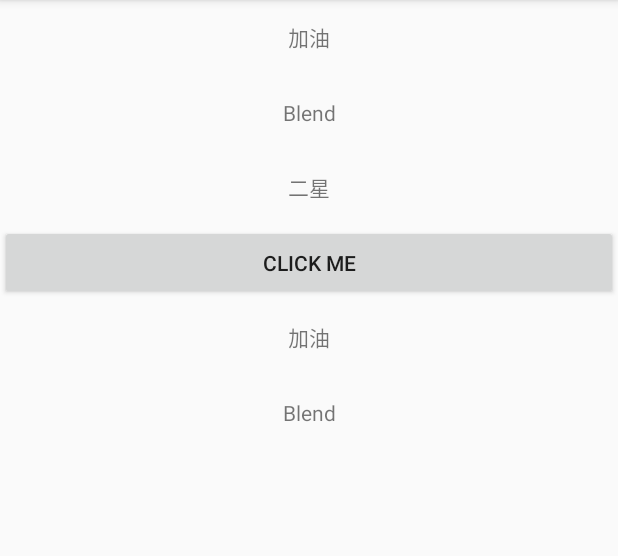
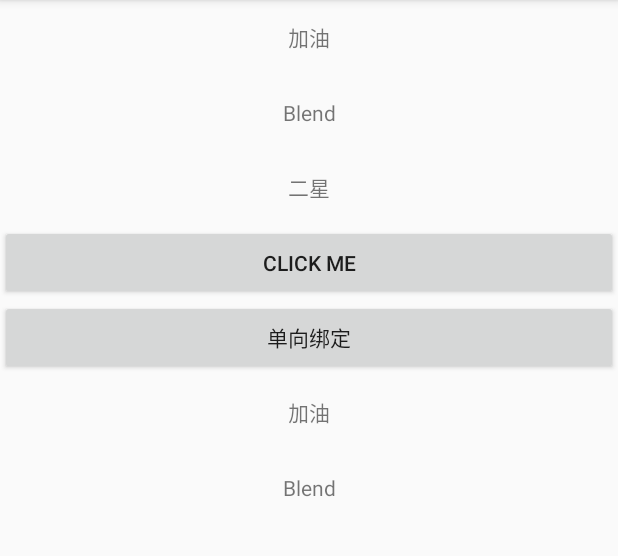
Before and after one commit to BlendGitAndroid/JetPackStudy, an Android app: the DataBindingMainActivity screen opened directly, with no data from a screen before it, on a phone screen of 412 x 824 dp, the part 84-640 px from its top. Run offline under Robolectric (Android 15) with nearby library versions, the phone set to English and light mode, and no system bars; our stand-ins replace data binding; 5 statements that could not run were skipped.

```diff
--- a/app/src/main/java/com/blend/jetpackstudy/databinding/DataBindingMainActivity.java
+++ b/app/src/main/java/com/blend/jetpackstudy/databinding/DataBindingMainActivity.java
@@ -47,14 +47,16 @@ public class DataBindingMainActivity extends AppCompatActivity {
         book.title = "加油";
         book.author = "Blend";
         book.rating = 2;
-        viewDataBinding.setVariable(BR.book, book);
+        viewDataBinding.setVariable(BR.booka, book);
         viewDataBinding.setBooka(book);
 
         // 通过DataBindingUtil将Activity与布局文件绑定，接着实例化EventHandleListener类，并将其传入布局文件，
         // 通过布局表达式，调用EventHandleListener中的方法。
-        viewDataBinding.setEventHandler(new EventHandleListener(this));
+        viewDataBinding.setEventHandlerListener(new EventHandleListener(this));
 
-        viewDataBinding.setMyPadding(100);
+        viewDataBinding.setOneWayBindingListener(new OneWayBindingListener(book, viewDataBinding));
+
+        viewDataBinding.setMyPadding(5);
 
         viewDataBinding.setNetworkImage("https://cn.bing.com/sa/simg/hpb/LaDigue_EN-CA1115245085_1920x1080.jpg");
         viewDataBinding.setLocalImage(R.drawable.ic_launcher_background);
--- a/app/src/main/java/com/blend/jetpackstudy/databinding/ImageViewBindingAdapter.java
+++ b/app/src/main/java/com/blend/jetpackstudy/databinding/ImageViewBindingAdapter.java
@@ -25,9 +25,9 @@ public class ImageViewBindingAdapter {
         imageView.setImageResource(imageResource);
     }
 
-    @BindingAdapter(value = {"image", "defaultImageResource"}, requireAll = false)
+    @BindingAdapter(value = {"image2", "defaultImageResource"}, requireAll = false)
     public static void setImage(ImageView imageView, String imageUrl, int imageResource) {
-        if (TextUtils.isEmpty(imageUrl)) {
+        if (!TextUtils.isEmpty(imageUrl)) {
             Glide.with(MyApplication.getConText()).load(imageUrl).into(imageView);
         } else {
             imageView.setImageResource(imageResource);
--- /dev/null
+++ b/app/src/main/java/com/blend/jetpackstudy/databinding/OneWayBindingListener.java
@@ -0,0 +1,22 @@
+package com.blend.jetpackstudy.databinding;
+
+import android.view.View;
+
+import androidx.databinding.library.baseAdapters.BR;
+
+public class OneWayBindingListener {
+
+    private Book mBook;
+    private ActivityDatabindingMainBinding mViewBinding;
+
+    public OneWayBindingListener(Book book, ActivityDatabindingMainBinding viewDataBinding) {
+        mBook = book;
+        mViewBinding = viewDataBinding;
+    }
+
+    public void changeBook(View view) {
+        mBook.author = "新的作者";
+        mBook.title = "新的标题";
+        mViewBinding.setVariable(BR.booka, mBook);  //单向绑定，还是得调用更新
+    }
+}
--- a/app/src/main/java/com/blend/jetpackstudy/databinding/TwoWayBindingViewModel.java
+++ b/app/src/main/java/com/blend/jetpackstudy/databinding/TwoWayBindingViewModel.java
@@ -9,7 +9,7 @@ import com.blend.jetpackstudy.BR;
  * 在构造器中为字段userName设置了默认值，接着为该字段写了Getter和Setter方法。请注意，这里在Getter方法前加上了＠Bindable标签，
  * 这是在告诉编译器，希望对这个字段进行双向绑定。而Setter方法会在用户编辑EditText中的内容时被自动调用，需要在该方法内对userName
  * 字段进行手动更新.
- *
+ * <p>
  * 注意，在对字段更新之前，需要判断新值与旧值是否不同。因为在更新后，会调用notifyPropertyChanged()方法通知观察者，数据已经更新。
  * 观察者在收到通知后，会对Setter方法进行调用。因此，如果没有对值进行判断，那么则会引发循环调用的问题。
  */
--- a/app/src/main/res/layout/activity_databinding_content_main.xml
+++ b/app/src/main/res/layout/activity_databinding_content_main.xml
@@ -5,7 +5,7 @@
     <data>
 
         <variable
-            name="book"
+            name="bookb"
             type="com.blend.jetpackstudy.databinding.Book" />
     </data>
 
@@ -20,14 +20,14 @@
             android:layout_width="match_parent"
             android:layout_height="50dp"
             android:gravity="center"
-            android:text="@{book.title}" />
+            android:text="@{bookb.title}" />
 
         <TextView
             android:id="@+id/authorTv"
             android:layout_width="match_parent"
             android:layout_height="50dp"
             android:gravity="center"
-            android:text="@{book.author}" />
+            android:text="@{bookb.author}" />
 
     </LinearLayout>
 </layout>
--- a/app/src/main/res/layout/activity_databinding_main.xml
+++ b/app/src/main/res/layout/activity_databinding_main.xml
@@ -16,8 +16,12 @@
             type="Integer" />
 
         <variable
-            name="EventHandler"
+            name="EventHandlerListener"
             type="com.blend.jetpackstudy.databinding.EventHandleListener" />
+
+        <variable
+            name="OneWayBindingListener"
+            type="com.blend.jetpackstudy.databinding.OneWayBindingListener" />
 
         <variable
             name="networkImage"
@@ -57,16 +61,30 @@
             android:text="@{BookRatingUtil.getRatingString(booka.rating)}" />
 
         <Button
+            android:id="@+id/oneWayBindingBtn"
+            android:layout_width="match_parent"
+            android:layout_height="50dp"
+            android:gravity="center"
+            android:onClick="@{EventHandlerListener::onButtonClicked}"
+            android:text="Click Me" />
+
+        <Button
             android:id="@+id/clickBtn"
             android:layout_width="match_parent"
             android:layout_height="50dp"
             android:gravity="center"
-            android:onClick="@{EventHandler::onButtonClicked}"
-            android:text="Click Me" />
+            android:onClick="@{OneWayBindingListener::changeBook}"
+            android:text="单向绑定" />
 
         <include
             layout="@layout/activity_databinding_content_main"
-            app:book="@{booka}" />
+            app:bookb="@{booka}" />
+
+        <ImageView
+            android:layout_width="100dp"
+            android:layout_height="100dp"
+            app:defaultImageResource="@{localImage}"
+            app:image2="@{networkImage}" />
 
         <ImageView
             android:layout_width="100dp"
--- a/app/src/main/res/layout/activity_two_way_bind.xml
+++ b/app/src/main/res/layout/activity_two_way_bind.xml
@@ -5,7 +5,7 @@
 
         <variable
             name="viewModel"
-            type="com.blend.jetpackstudy.databinding.TwoWayBindingViewModel" />
+            type="com.blend.jetpackstudy.databinding.TwoWayBindingViewModel2" />
     </data>
 
     <LinearLayout xmlns:android="http://schemas.android.com/apk/res/android"
```
Also changed, not shown: app/src/main/java/com/blend/jetpackstudy/databinding/TwoWayBindActivity.java (+8 -5 lines), app/src/main/java/com/blend/jetpackstudy/databinding/TwoWayBindingViewModel2.java (added, +43 -0 lines).
